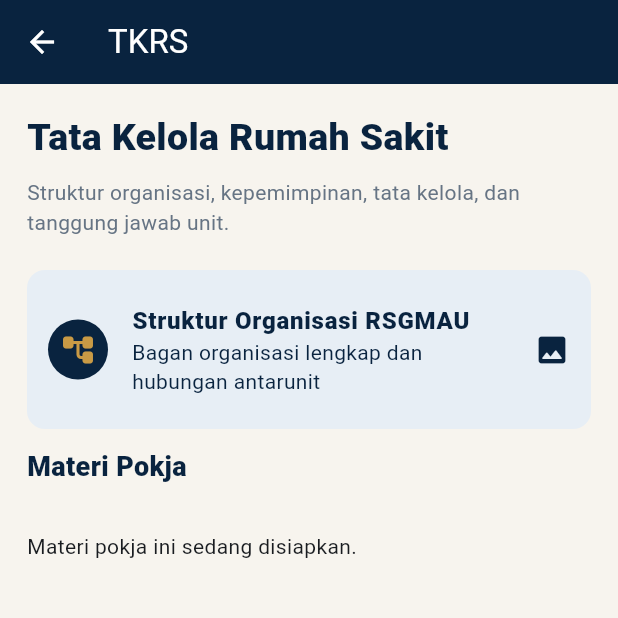
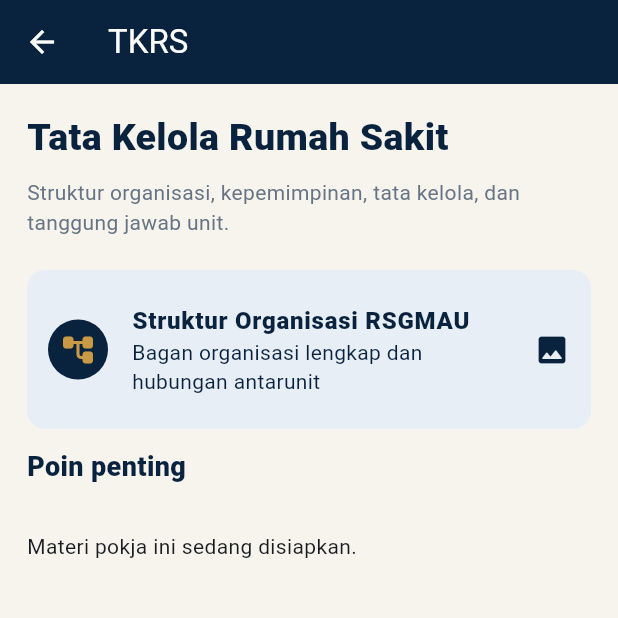
Before and after one commit to edukreatifnusantara-ai/RSGMAU, a Flutter app: the TopicPage screen opened directly with sample values from the repository, on a phone screen of 412 x 824 dp, the top half of it. Run offline on Flutter 3.47's test engine with Material 3 defaults, Android fonts, the phone set to English and light mode, and no system bars; our stand-ins replace shared_preferences; accounts and stored records are empty; Roboto replaces fonts that are missing (Arial).

Commit message:
Revert "fix: use neutral labels for pokja content"
This reverts commit 6b23498dc87e4ac789224fc25906df652917698f.

```diff
--- a/lib/main.dart
+++ b/lib/main.dart
@@ -863,7 +863,7 @@ class TopicPage extends StatelessWidget {
           const Padding(
             padding: EdgeInsets.only(bottom: 10),
             child: Text(
-              'Materi Pokja',
+              'Poin penting',
               style: TextStyle(
                 color: navy,
                 fontSize: 18,
@@ -1046,7 +1046,7 @@ class TopicPage extends StatelessWidget {
                           padding: const EdgeInsets.all(8),
                           alignment: Alignment.centerLeft,
                           child: Text(
-                            label.isEmpty ? 'Jawaban' : label,
+                            label.isEmpty ? 'Poin penting' : label,
                             style: TextStyle(
                               color: accent,
                               fontSize: 12,
```
